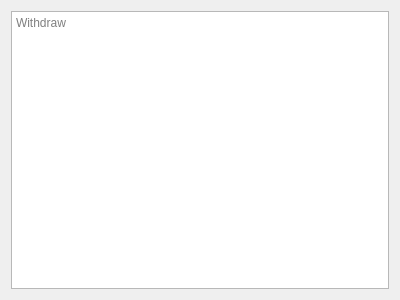
Above: frontend/forms/withdraw.ui from tvt23-pankkiprojekti/SPO_Group11 before the change. Below: the same form after it.
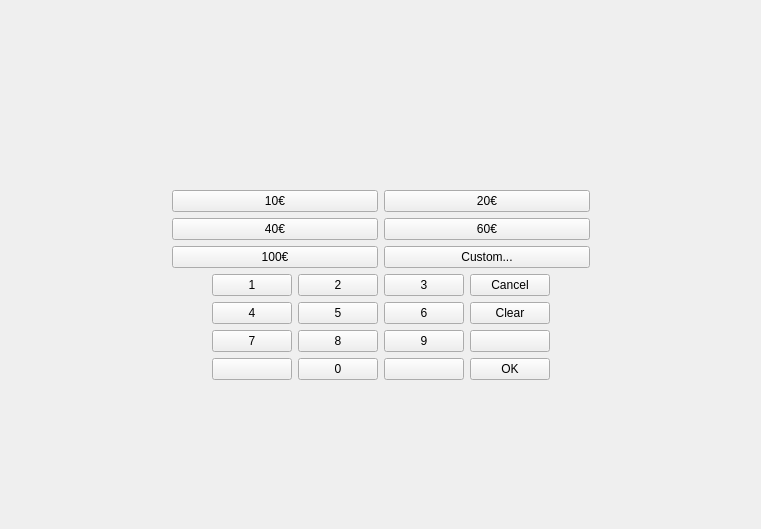
That is the form after the change.

Commit message: withdraw menu

What changed in the file:
```diff
--- a/frontend/forms/withdraw.ui
+++ b/frontend/forms/withdraw.ui
@@ -6,18 +6,301 @@
    <rect>
     <x>0</x>
     <y>0</y>
-    <width>400</width>
-    <height>300</height>
+    <width>761</width>
+    <height>529</height>
    </rect>
   </property>
   <property name="windowTitle">
    <string>Form</string>
   </property>
   <layout class="QGridLayout" name="gridLayout">
-   <item row="0" column="0">
-    <widget class="QTextBrowser" name="textBrowser">
-     <property name="placeholderText">
-      <string>Withdraw</string>
+   <item row="3" column="1">
+    <layout class="QGridLayout" name="buttons">
+     <item row="2" column="0">
+      <widget class="QPushButton" name="amount_100">
+       <property name="text">
+        <string>100€</string>
+       </property>
+      </widget>
+     </item>
+     <item row="1" column="1">
+      <widget class="QPushButton" name="amount_60">
+       <property name="text">
+        <string>60€</string>
+       </property>
+      </widget>
+     </item>
+     <item row="0" column="1">
+      <widget class="QPushButton" name="amount_20">
+       <property name="text">
+        <string>20€</string>
+       </property>
+      </widget>
+     </item>
+     <item row="0" column="0">
+      <widget class="QPushButton" name="amount_10">
+       <property name="text">
+        <string>10€</string>
+       </property>
+      </widget>
+     </item>
+     <item row="1" column="0">
+      <widget class="QPushButton" name="amount_40">
+       <property name="text">
+        <string>40€</string>
+       </property>
+      </widget>
+     </item>
+     <item row="2" column="1">
+      <widget class="QPushButton" name="amount_custom">
+       <property name="text">
+        <string>Custom...</string>
+       </property>
+      </widget>
+     </item>
+    </layout>
+   </item>
+   <item row="3" column="2">
+    <spacer name="horizontalSpacer_4">
+     <property name="orientation">
+      <enum>Qt::Horizontal</enum>
+     </property>
+     <property name="sizeHint" stdset="0">
+      <size>
+       <width>40</width>
+       <height>20</height>
+      </size>
+     </property>
+    </spacer>
+   </item>
+   <item row="3" column="0">
+    <spacer name="horizontalSpacer_3">
+     <property name="orientation">
+      <enum>Qt::Horizontal</enum>
+     </property>
+     <property name="sizeHint" stdset="0">
+      <size>
+       <width>40</width>
+       <height>20</height>
+      </size>
+     </property>
+    </spacer>
+   </item>
+   <item row="2" column="1">
+    <layout class="QHBoxLayout" name="info">
+     <item>
+      <widget class="QLabel" name="label_name">
+       <property name="text">
+        <string/>
+       </property>
+      </widget>
+     </item>
+     <item>
+      <widget class="QLabel" name="label_amount">
+       <property name="text">
+        <string/>
+       </property>
+       <property name="alignment">
+        <set>Qt::AlignCenter</set>
+       </property>
+      </widget>
+     </item>
+     <item>
+      <widget class="QLabel" name="label_balance">
+       <property name="text">
+        <string/>
+       </property>
+       <property name="alignment">
+        <set>Qt::AlignRight|Qt::AlignTrailing|Qt::AlignVCenter</set>
+       </property>
+      </widget>
+     </item>
+    </layout>
+   </item>
+   <item row="5" column="1">
+    <spacer name="verticalSpacer_2">
+     <property name="orientation">
+      <enum>Qt::Vertical</enum>
+     </property>
+     <property name="sizeHint" stdset="0">
+      <size>
+       <width>20</width>
+       <height>40</height>
+      </size>
+     </property>
+    </spacer>
+   </item>
+   <item row="4" column="1">
+    <layout class="QGridLayout" name="keypad">
+     <item row="0" column="1">
+      <widget class="QPushButton" name="pad_1">
+       <property name="text">
+        <string>1</string>
+       </property>
+      </widget>
+     </item>
+     <item row="1" column="2">
+      <widget class="QPushButton" name="pad_5">
+       <property name="text">
+        <string>5</string>
+       </property>
+      </widget>
+     </item>
+     <item row="3" column="4">
+      <widget class="QPushButton" name="pad_ok">
+       <property name="text">
+        <string>OK</string>
+       </property>
+       <property name="autoDefault">
+        <bool>false</bool>
+       </property>
+       <property name="default">
+        <bool>false</bool>
+       </property>
+       <property name="flat">
+        <bool>false</bool>
+       </property>
+      </widget>
+     </item>
+     <item row="0" column="2">
+      <widget class="QPushButton" name="pad_2">
+       <property name="text">
+        <string>2</string>
+       </property>
+      </widget>
+     </item>
+     <item row="2" column="2">
+      <widget class="QPushButton" name="pad_8">
+       <property name="text">
+        <string>8</string>
+       </property>
+      </widget>
+     </item>
+     <item row="1" column="0">
+      <spacer name="horizontalSpacer">
+       <property name="orientation">
+        <enum>Qt::Horizontal</enum>
+       </property>
+       <property name="sizeHint" stdset="0">
+        <size>
+         <width>40</width>
+         <height>20</height>
+        </size>
+       </property>
+      </spacer>
+     </item>
+     <item row="0" column="4">
+      <widget class="QPushButton" name="pad_cancel">
+       <property name="text">
+        <string>Cancel</string>
+       </property>
+      </widget>
+     </item>
+     <item row="2" column="4">
+      <widget class="QPushButton" name="pad_empty_2">
+       <property name="text">
+        <string/>
+       </property>
+      </widget>
+     </item>
+     <item row="3" column="2">
+      <widget class="QPushButton" name="pad_0">
+       <property name="text">
+        <string>0</string>
+       </property>
+      </widget>
+     </item>
+     <item row="3" column="3">
+      <widget class="QPushButton" name="pad_empty_1">
+       <property name="text">
+        <string/>
+       </property>
+      </widget>
+     </item>
+     <item row="1" column="3">
+      <widget class="QPushButton" name="pad_6">
+       <property name="text">
+        <string>6</string>
+       </property>
+      </widget>
+     </item>
+     <item row="1" column="4">
+      <widget class="QPushButton" name="pad_clear">
+       <property name="text">
+        <string>Clear</string>
+       </property>
+      </widget>
+     </item>
+     <item row="3" column="1">
+      <widget class="QPushButton" name="pad_empty_0">
+       <property name="text">
+        <string/>
+       </property>
+      </widget>
+     </item>
+     <item row="2" column="1">
+      <widget class="QPushButton" name="pad_7">
+       <property name="text">
+        <string>7</string>
+       </property>
+      </widget>
+     </item>
+     <item row="2" column="3">
+      <widget class="QPushButton" name="pad_9">
+       <property name="text">
+        <string>9</string>
+       </property>
+      </widget>
+     </item>
+     <item row="0" column="3">
+      <widget class="QPushButton" name="pad_3">
+       <property name="text">
+        <string>3</string>
+       </property>
+      </widget>
+     </item>
+     <item row="1" column="1">
+      <widget class="QPushButton" name="pad_4">
+       <property name="text">
+        <string>4</string>
+       </property>
+      </widget>
+     </item>
+     <item row="1" column="5">
+      <spacer name="horizontalSpacer_2">
+       <property name="orientation">
+        <enum>Qt::Horizontal</enum>
+       </property>
+       <property name="sizeHint" stdset="0">
+        <size>
+         <width>40</width>
+         <height>20</height>
+        </size>
+       </property>
+      </spacer>
+     </item>
+    </layout>
+   </item>
+   <item row="0" column="1">
+    <spacer name="verticalSpacer">
+     <property name="orientation">
+      <enum>Qt::Vertical</enum>
+     </property>
+     <property name="sizeHint" stdset="0">
+      <size>
+       <width>20</width>
+       <height>40</height>
+      </size>
+     </property>
+    </spacer>
+   </item>
+   <item row="1" column="1">
+    <widget class="QLabel" name="label_status">
+     <property name="text">
+      <string></string>
+     </property>
+     <property name="alignment">
+      <set>Qt::AlignCenter</set>
      </property>
     </widget>
    </item>
```
The commit also changes 4 other files.
